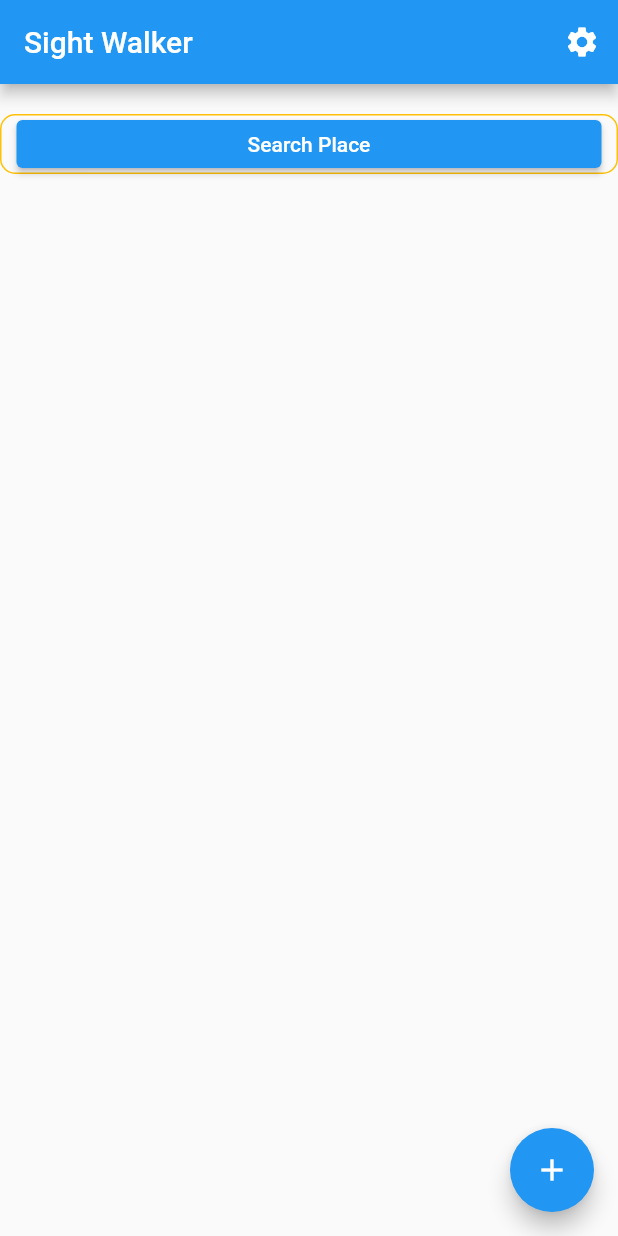
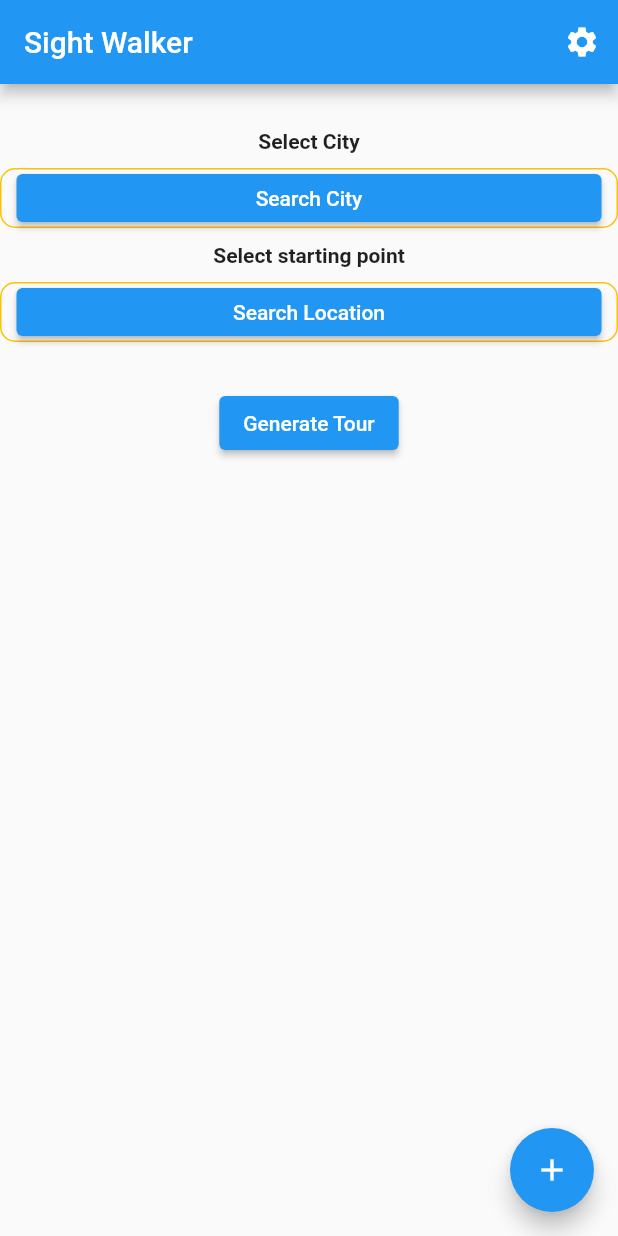
Before and after one commit to NikolaT0mic/SightWalker, a Flutter app: the screen it shows after launch, on a phone screen of 412 x 824 dp. Run offline on Flutter 3.47's test engine with Material 2 defaults, Android fonts, the phone set to English and light mode, and no system bars; missing offline and left inert: flutter_google_places_hoc081098, google_maps_webservice.

Commit message:
much better now

```diff
--- a/sight_walker/lib/views/home_page.dart
+++ b/sight_walker/lib/views/home_page.dart
@@ -1,5 +1,6 @@
 import 'package:flutter/material.dart';
 
+import '../services/tour_service.dart';
 import '/views/route_page.dart';
 import '/views/settings_page.dart';
 import '/widgets/search_bar.dart';
@@ -14,6 +15,37 @@ class HomePage extends StatefulWidget {
 }
 
 class _HomePageState extends State<HomePage> {
+
+  bool isLoading = false;
+
+  var failText = "";
+
+  var tour = [];
+  var city = {};
+  var start = {};
+
+  List tourData = [];
+
+  void setStart(var _start) {
+    setState(() {
+      start = _start;
+    });
+  }
+
+  void setCity(var _city) {
+    setState(() {
+      city = _city;
+    });
+  }
+
+  Future<void> fetchData() async {
+    TourService t = TourService();
+    var temp = await t.requestTour(city, start);
+    //print("Test tour desc ausgabe: ${temp[0]["name"]}");
+    setState(() {
+      tourData = temp;
+    });
+  }
 
   @override
   Widget build(BuildContext context) {
@@ -37,8 +69,10 @@ class _HomePageState extends State<HomePage> {
         child: Column(
           mainAxisAlignment: MainAxisAlignment.start,
           children: <Widget>[
+            const SizedBox(height: 30,),
+            const Text("Select City", style: TextStyle(fontWeight: FontWeight.bold)),
             Container(
-              margin: const EdgeInsets.only(top: 20),
+              margin: const EdgeInsets.only(top: 10),
               padding: const EdgeInsets.only(left: 10.0, right: 10.0, top: 3, bottom: 3),
               decoration: BoxDecoration(
                 border: Border.all(color: Colors.amber),
@@ -46,7 +80,47 @@ class _HomePageState extends State<HomePage> {
               ),
               width: double.infinity,
               height: 40,
-              child: const SearchBarWidget()
+              child: SearchBarWidget(text: "Search City",searchType: "locality", setter: setCity)
+            ),
+            const SizedBox(height: 10,),
+            const Text("Select starting point", style: TextStyle(fontWeight: FontWeight.bold)),
+            Container(
+                margin: const EdgeInsets.only(top: 10),
+                padding: const EdgeInsets.only(left: 10.0, right: 10.0, top: 3, bottom: 3),
+                decoration: BoxDecoration(
+                  border: Border.all(color: Colors.amber),
+                  borderRadius: BorderRadius.circular(10.0),
+                ),
+                width: double.infinity,
+                height: 40,
+                child: SearchBarWidget(text: "Search Location", setter: setStart)
+            ),
+            const SizedBox(height: 30,),
+            ElevatedButton(
+                onPressed: () async {
+                  setState(() {
+                    failText = "";
+                    isLoading = true;
+                  });
+                  try {
+                    await fetchData();
+                  } on Exception catch (_) {
+                    print('Fetch Data failed');
+                    setState(() {
+                      failText = "Tour creation failed";
+                    });
+                  }
+                  setState(() {
+                    isLoading = false;
+                  });
+                },
+                child: Text("Generate Tour")),
+            const SizedBox(height: 20,),
+            Center(
+              child: !isLoading ? Container() : const CircularProgressIndicator(),
+            ),
+            Center(
+              child: failText == "" ? Container() : Text(failText),
             ),
           ],
         ),
@@ -55,7 +129,7 @@ class _HomePageState extends State<HomePage> {
         onPressed: () {
           Navigator.of(context).push(
             MaterialPageRoute(
-              builder: (context) => const RoutePage(),
+              builder: (context) => RoutePage(tourData: tourData,),
             ),
           );
         },
--- a/sight_walker/lib/widgets/search_bar.dart
+++ b/sight_walker/lib/widgets/search_bar.dart
@@ -3,7 +3,11 @@ import 'package:flutter_google_places_hoc081098/flutter_google_places_hoc081098.
 import 'package:google_maps_webservice/places.dart';
 
 class SearchBarWidget extends StatefulWidget {
-  const SearchBarWidget({super.key});
+  const SearchBarWidget({super.key, required this.text, required this.setter, this.searchType = ""});
+
+  final String text;
+  final String searchType;
+  final Function setter;
 
   @override
   State<SearchBarWidget> createState() => _SearchBarState();
@@ -12,6 +16,7 @@ class SearchBarWidget extends StatefulWidget {
 class _SearchBarState extends State<SearchBarWidget> {
 
   String googleApikey = "AIzaSyDAkFS6Abq2m54nwZkUd9LEp3LRYMjU8I4";
+  /// TODO pass place to parent
   String location = "";
   String lat = "0";
   String lon = "0";
@@ -24,10 +29,11 @@ class _SearchBarState extends State<SearchBarWidget> {
         // show input autocomplete with selected mode
         // then get the Prediction selected
         Prediction? p = await PlacesAutocomplete.show(
+          types: [widget.searchType],
             context: context, apiKey: googleApikey);
         displayPrediction(p);
       },
-      child: Text(location == "" ? "Search Place" : location),
+      child: Text(location == "" ? widget.text : location),
     );
   }
 
@@ -39,11 +45,9 @@ class _SearchBarState extends State<SearchBarWidget> {
       double? lat = detail.result.geometry?.location.lat;
       double? lng = detail.result.geometry?.location.lng;
 
-      print(lat);
-      print(lng);
-
       setState(() {
         location = p.description!;
+        widget.setter({"description": p.description, "lng": lng, "lat": lat});
       });
     }
   }
--- a/sight_walker/pubspec.yaml
+++ b/sight_walker/pubspec.yaml
@@ -40,6 +40,7 @@ dependencies:
   google_maps_webservice: ^0.0.19
   google_api_headers: ^1.5.0
   flutter_google_places_hoc081098: ^1.1.0
+  http: ^0.13.5
 
 dev_dependencies:
   flutter_test:
```
Also changed, not shown: sight_walker/lib/services/tour_service.dart (added, +42 -0 lines), sight_walker/lib/views/route_page.dart (+5 -3 lines).
